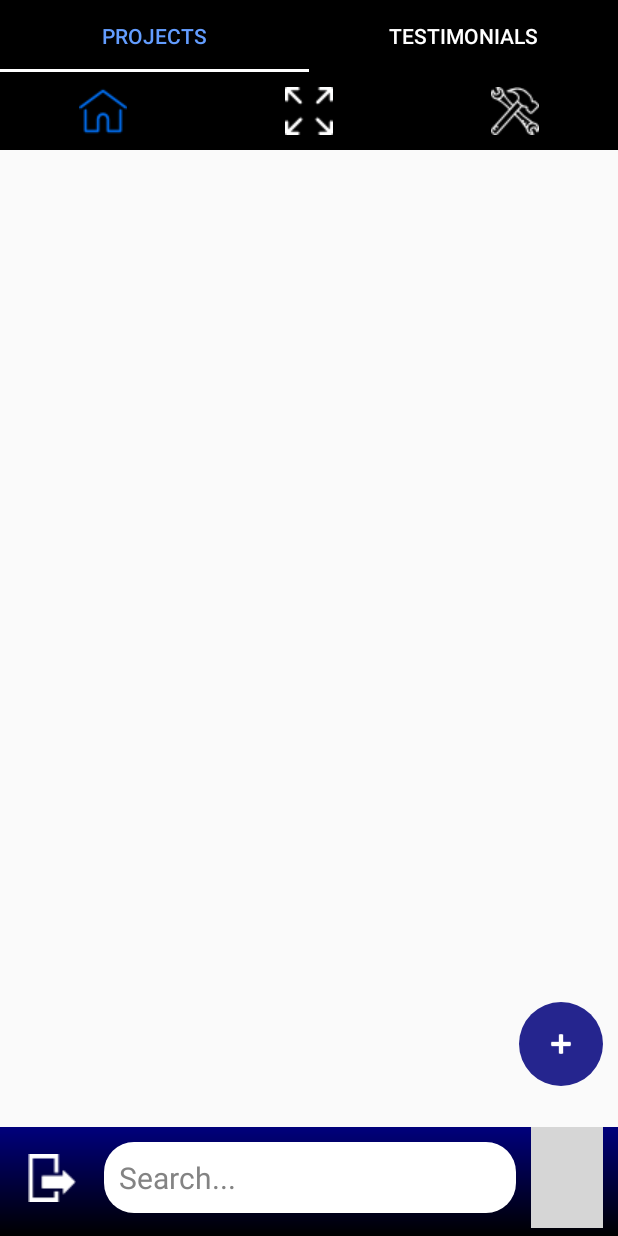
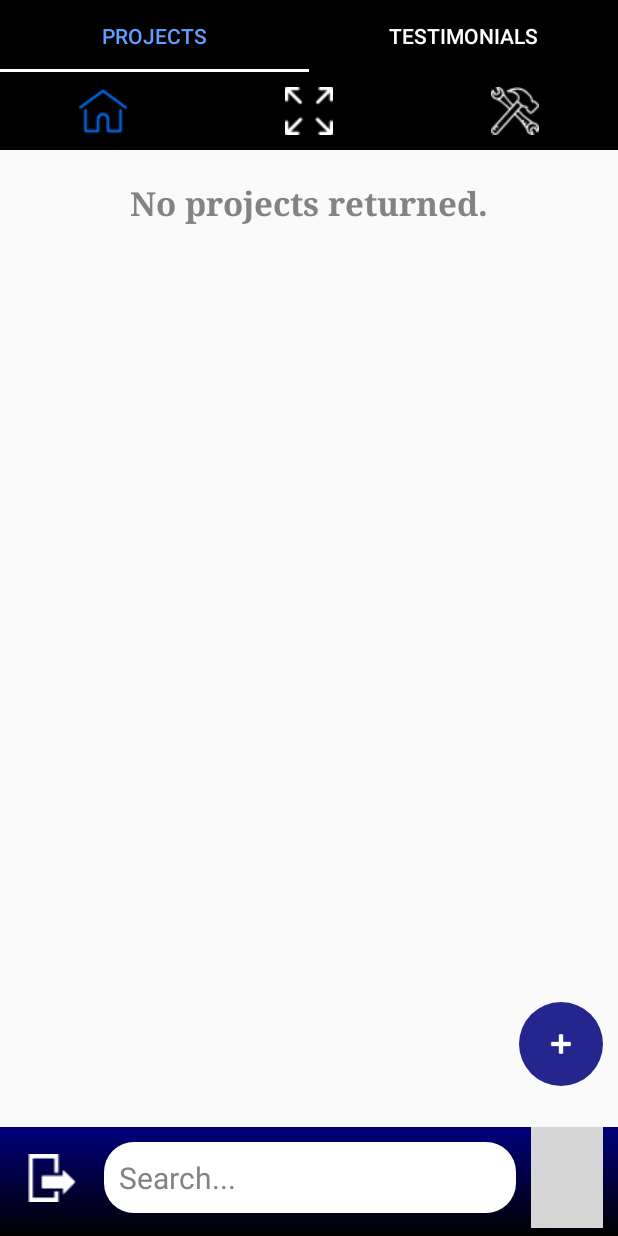
Before and after one commit to JoshuaHaslett/LJC-Construction-Mobile, an Android app: the MainMenuActivity screen opened directly, with no data from a screen before it, on a phone screen of 412 x 824 dp. Run offline under Robolectric (Android 15) with nearby library versions, the phone set to English and light mode, and no system bars; our stand-ins replace Firebase (no records; nobody signed in at launch, a user with empty details on screens opened directly), Picasso; grey boxes are pictures that could not be loaded.

Commit message:
Finished application
Post test modifications have been made.

```diff
--- a/LJC/app/src/main/AndroidManifest.xml
+++ b/LJC/app/src/main/AndroidManifest.xml
@@ -23,7 +23,8 @@
         <activity
             android:name=".MainMenuActivity"
             android:label="@string/title_activity_main_menu"
-            android:theme="@style/AppTheme.NoActionBar" />
+            android:theme="@style/AppTheme.NoActionBar"
+            android:configChanges="orientation|screenSize|keyboardHidden"/>
         <activity
             android:name=".LoginActivity"
             android:label="@string/title_activity_main_menu"
--- a/LJC/app/src/main/java/com/example/joshua/ljc/MainMenuActivity.java
+++ b/LJC/app/src/main/java/com/example/joshua/ljc/MainMenuActivity.java
@@ -1,6 +1,8 @@
 package com.example.joshua.ljc;
 
 import android.content.Intent;
+import android.content.pm.ActivityInfo;
+import android.content.res.Configuration;
 import android.support.annotation.NonNull;
 import android.support.design.widget.FloatingActionButton;
 import android.support.design.widget.Snackbar;
@@ -63,6 +65,7 @@ public class MainMenuActivity extends AppCompatActivity {
         searchImageButton.setOnClickListener(new View.OnClickListener() {
             @Override
             public void onClick(View v) {
+                searchImageButton.setEnabled(false);
                 switch (tabLayout.getSelectedTabPosition()){
                     case 0:
                         projectsFragment.loadProjects(searchEditText.getText().toString());
@@ -100,8 +103,6 @@ public class MainMenuActivity extends AppCompatActivity {
                 switch (tabLayout.getSelectedTabPosition()){
                     case 0:
                         startActivity(new Intent(MainMenuActivity.this, AddProjectActivity.class));
-                        Snackbar.make(view, "Replace with your own action", Snackbar.LENGTH_LONG)
-                                .setAction("Action", null).show();
                         break;
                     case 1:
                         testimonialsFragment.addTestimonial(null);
@@ -117,6 +118,9 @@ public class MainMenuActivity extends AppCompatActivity {
         fab.hide();
     }
 
+    public void enableSearch(){
+        searchImageButton.setEnabled(true);
+    }
 
     public class SectionsPagerAdapter extends FragmentPagerAdapter {
 
@@ -165,4 +169,9 @@ public class MainMenuActivity extends AppCompatActivity {
         super.onStart();
         mAuth.addAuthStateListener(mAuthorisationListener);
     }
+
+    @Override
+    public void onBackPressed() {
+        mAuth.signOut();
+    }
 }
--- a/LJC/app/src/main/java/com/example/joshua/ljc/ProjectsFragment.java
+++ b/LJC/app/src/main/java/com/example/joshua/ljc/ProjectsFragment.java
@@ -2,7 +2,9 @@ package com.example.joshua.ljc;
 
 import android.app.ProgressDialog;
 import android.content.Intent;
+import android.content.res.Configuration;
 import android.os.Bundle;
+import android.os.Handler;
 import android.support.annotation.NonNull;
 import android.support.v4.app.Fragment;
 import android.util.Log;
@@ -49,12 +51,15 @@ public class ProjectsFragment extends Fragment {
     private Button dialogConfirm;
     private TextView dialogTitle;
     private TextView dialogDescription;
+    private TextView noResultsTextView;
+    private Toast countToast;
 
     @Override
     public View onCreateView(LayoutInflater inflater, ViewGroup container,
                              Bundle savedInstanceState) {
         View rootView = inflater.inflate(R.layout.fragment_projects, container, false);
         toast = Toast.makeText(getActivity(), "", Toast.LENGTH_SHORT);
+        countToast = Toast.makeText(getActivity(), "", Toast.LENGTH_SHORT);
         newBuildsCheckBox = (CheckBox) rootView.findViewById(R.id.projects_NewBuilds_CheckBox);
         extensionsCheckBox = (CheckBox) rootView.findViewById(R.id.projects_Extensions_CheckBox);
         refurbishmentsCheckBox = (CheckBox) rootView.findViewById(R.id.projects_Refurbishments_CheckBox);
@@ -67,6 +72,7 @@ public class ProjectsFragment extends Fragment {
         dialogConfirm = (Button) confirmationDialogContainer.findViewById(R.id.confirmationDialog_Confirm_Button);
         dialogTitle = (TextView) confirmationDialogContainer.findViewById(R.id.confirmationDialog_Title_TextView);
         dialogDescription = (TextView) confirmationDialogContainer.findViewById(R.id.confirmationDialog_Description_TextView);
+        noResultsTextView = (TextView) rootView.findViewById(R.id.projects_NoResults_TextView);
         projectsListView.setAdapter(newBuildAdaptor);
         newBuildsCheckBox.setChecked(true);
         newBuildsCheckBox.setEnabled(false);
@@ -164,13 +170,21 @@ public class ProjectsFragment extends Fragment {
                         e.printStackTrace();
                     }
                 }
-
+                ((MainMenuActivity)getContext()).enableSearch();
                 progressDialog.hide();
+                if (dataSnapshot.getChildrenCount() < 1){
+                    noResultsTextView.setVisibility(View.VISIBLE);
+                }else{
+                    noResultsTextView.setVisibility(View.GONE);
+                }
+                countToast.setText("Projects returned: "+dataSnapshot.getChildrenCount());
+                countToast.show();
             }
 
             @Override
             public void onCancelled(DatabaseError databaseError) {
                 progressDialog.hide();
+                ((MainMenuActivity)getContext()).enableSearch();
             }
         });
     }
@@ -242,16 +256,25 @@ public class ProjectsFragment extends Fragment {
                                             newBuildAdaptor.deleteProject(project);
                                             newBuildAdaptor.remove(project);
                                             newBuildAdaptor.notifyDataSetChanged();
+                                            if (newBuildAdaptor.getCount() < 1){
+                                                noResultsTextView.setVisibility(View.VISIBLE);
+                                            }
                                             break;
                                         case "Extensions":
                                             extensionAdaptor.deleteProject(project);
                                             extensionAdaptor.remove(project);
                                             extensionAdaptor.notifyDataSetChanged();
+                                            if (extensionAdaptor.getCount() < 1){
+                                                noResultsTextView.setVisibility(View.VISIBLE);
+                                            }
                                             break;
                                         case "Refurbishments":
                                             refurbishmentAdaptor.deleteProject(project);
                                             refurbishmentAdaptor.remove(project);
                                             refurbishmentAdaptor.notifyDataSetChanged();
+                                            if (refurbishmentAdaptor.getCount() < 1){
+                                                noResultsTextView.setVisibility(View.VISIBLE);
+                                            }
                                     }
                                     progressDialog.hide();
                                 }
@@ -269,7 +292,6 @@ public class ProjectsFragment extends Fragment {
                             toast.show();
                             progressDialog.hide();
                         }
-
                     }
                 });
             }
@@ -281,4 +303,5 @@ public class ProjectsFragment extends Fragment {
         super.onResume();
         loadProjects("");
     }
+
 }
--- a/LJC/app/src/main/java/com/example/joshua/ljc/TestimonialsFragment.java
+++ b/LJC/app/src/main/java/com/example/joshua/ljc/TestimonialsFragment.java
@@ -1,8 +1,10 @@
 package com.example.joshua.ljc;
 
 import android.app.ProgressDialog;
+import android.content.res.Configuration;
 import android.os.Build;
 import android.os.Bundle;
+import android.os.Handler;
 import android.support.annotation.NonNull;
 import android.support.annotation.RequiresApi;
 import android.support.v4.app.Fragment;
@@ -44,14 +46,18 @@ public class TestimonialsFragment extends Fragment {
     private Button confirmationConfirm;
     private TextView confirmationTitle;
     private TextView confirmationDescription;
+    private TextView noResultsTextView;
+    private Toast countToast;
+    private View rootView;
 
 
     @RequiresApi(api = Build.VERSION_CODES.M)
     @Override
     public View onCreateView(LayoutInflater inflater, ViewGroup container,
                              Bundle savedInstanceState) {
-        View rootView = inflater.inflate(R.layout.fragment_testimonials, container, false);
+        rootView = inflater.inflate(R.layout.fragment_testimonials, container, false);
         toast = Toast.makeText(getActivity(), "", Toast.LENGTH_SHORT);
+        countToast = Toast.makeText(getActivity(), "", Toast.LENGTH_SHORT);
         testimonialsListView = (ListView) rootView.findViewById(R.id.testimonials_ListView);
         adaptor = new TestimonialAdaptor(getContext(), R.layout.listview_testimonials, true, this);
         testimonialsListView.setAdapter(adaptor);
@@ -64,6 +70,7 @@ public class TestimonialsFragment extends Fragment {
         clientsQuoteEditText = (EditText) rootView.findViewById(R.id.testimonialDialog_Quote_EditText);
         cancelButton = (Button) rootView.findViewById(R.id.testimonialDialog_Cancel_Button);
         addButton = (Button) rootView.findViewById(R.id.testimonialDialog_Add_Button);
+        noResultsTextView = (TextView) rootView.findViewById(R.id.testimonials_NoResults_TextView);
         alertDialogConfirmation = rootView.findViewById(R.id.testimonials_DialogueContainer_RelativeLayout);
         confirmationCancel = (Button) alertDialogConfirmation.findViewById(R.id.confirmationDialog_Cancel_Button);
         confirmationConfirm = (Button) alertDialogConfirmation.findViewById(R.id.confirmationDialog_Confirm_Button);
@@ -103,11 +110,20 @@ public class TestimonialsFragment extends Fragment {
                     parseTestimonial(child);
                 }
                 progressDialog.hide();
+                ((MainMenuActivity)getContext()).enableSearch();
+                if (dataSnapshot.getChildrenCount() < 1){
+                    noResultsTextView.setVisibility(View.VISIBLE);
+                }else{
+                    noResultsTextView.setVisibility(View.GONE);
+                }
+                countToast.setText("Testimonials returned: "+dataSnapshot.getChildrenCount());
+                countToast.show();
             }
 
             @Override
             public void onCancelled(DatabaseError databaseError) {
                 progressDialog.hide();
+                ((MainMenuActivity)getContext()).enableSearch();
             }
         });
     }
@@ -178,6 +194,7 @@ public class TestimonialsFragment extends Fragment {
                                                 e.printStackTrace();
                                             }
                                             adaptor.add(testimonial);
+                                            noResultsTextView.setVisibility(View.GONE);
                                             adaptor.notifyDataSetChanged();
                                             toast.setText("You added the testimonial by: " + testimonial.getName());
                                             toast.show();
@@ -333,8 +350,12 @@ public class TestimonialsFragment extends Fragment {
                 adaptor.notifyDataSetChanged();
                 alertDialogConfirmation.setVisibility(View.INVISIBLE);
                 ((MainMenuActivity) getActivity()).showFab();
+                if (adaptor.getCount() < 1){
+                    noResultsTextView.setVisibility(View.VISIBLE);
+                }
             }
         });
 
     }
+
 }
--- a/LJC/app/src/main/res/layout/alert_dialogue_guide.xml
+++ b/LJC/app/src/main/res/layout/alert_dialogue_guide.xml
@@ -74,7 +74,7 @@
                 android:layout_height="wrap_content"
                 android:text="@string/confirm"
                 android:layout_weight="1"
-                android:background="@color/colorGrey"
+                android:background="@color/colorWhite"
                 android:layout_marginTop="5dp"
                 android:layout_marginBottom="5dp"
               />
--- a/LJC/app/src/main/res/layout/fragment_projects.xml
+++ b/LJC/app/src/main/res/layout/fragment_projects.xml
@@ -69,5 +69,19 @@
         android:layout_below="@id/filter">
     </ListView>
 
+    <TextView
+        android:id="@+id/projects_NoResults_TextView"
+        android:layout_width="match_parent"
+        android:layout_height="wrap_content"
+        android:layout_margin="20dp"
+        android:fontFamily="serif"
+        android:text="@string/no_projects_returned"
+        android:textAlignment="center"
+        android:textColor="@color/colorGrey"
+        android:textSize="22sp"
+        android:textStyle="bold"
+        android:visibility="gone"
+        android:layout_below="@id/filter"/>
+
     <include layout="@layout/alert_dialogue_confirmation" android:visibility="invisible" android:id="@+id/projects_DialogueContainer_RelativeLayout"/>
 </RelativeLayout>
--- a/LJC/app/src/main/res/values/strings.xml
+++ b/LJC/app/src/main/res/values/strings.xml
@@ -68,5 +68,8 @@ These details can be altered and confirmed similarly to how testimonials are cre
 To remove a testimonial, you will again need to locate the testimonial via either scrolling through the list view, and/or using the substring search at the bottom of the page. Once found, simply select the red removal icon in the top right corner of the entries cell (on the right of the blue pencil icon). This will prompt a pop-up to appear requesting your approval of the testimonials removal. Selecting cancel at this stage will remove the pop-up and re-enable the list view. Selecting the confirmation button will close the pop-up whilst removing the selected testimonial from the list view. A text message will appear confirming the testimonials removal (assuming its successfully removed from the database).
 \n\nAdditional information:\n\n
 This user guide was last updated on the 11th April 2017, and was written by the applications author Joshua Haslett. Please report any issues (bugs/crashes etc.) to the author at haslett.j.l@gmail.com. Please direct any further questions regarding how to operate this application, to the above email address.
-</string>
+
+    </string>
+    <string name="no_projects_returned">No projects returned.</string>
+    <string name="no_testimonials_returned">No testimonials returned.</string>
 </resources>
```
Also changed, not shown: LJC/app/src/main/java/com/example/joshua/ljc/AddProjectActivity.java (+20 -8 lines), LJC/app/src/main/res/layout-land/alert_dialogue_testimonials.xml (added, +123 -0 lines), LJC/app/src/main/res/layout-land/listview_projects.xml (deleted, +0 -83 lines), LJC/app/src/main/res/layout/fragment_testimonials.xml (+13 -0 lines).
